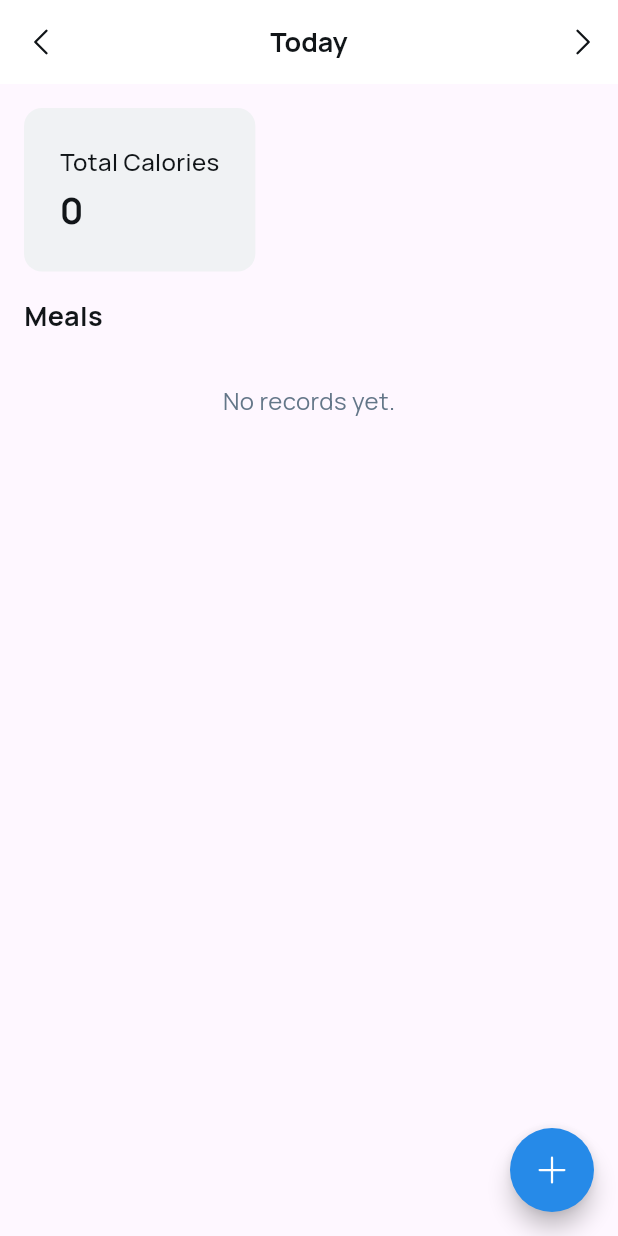
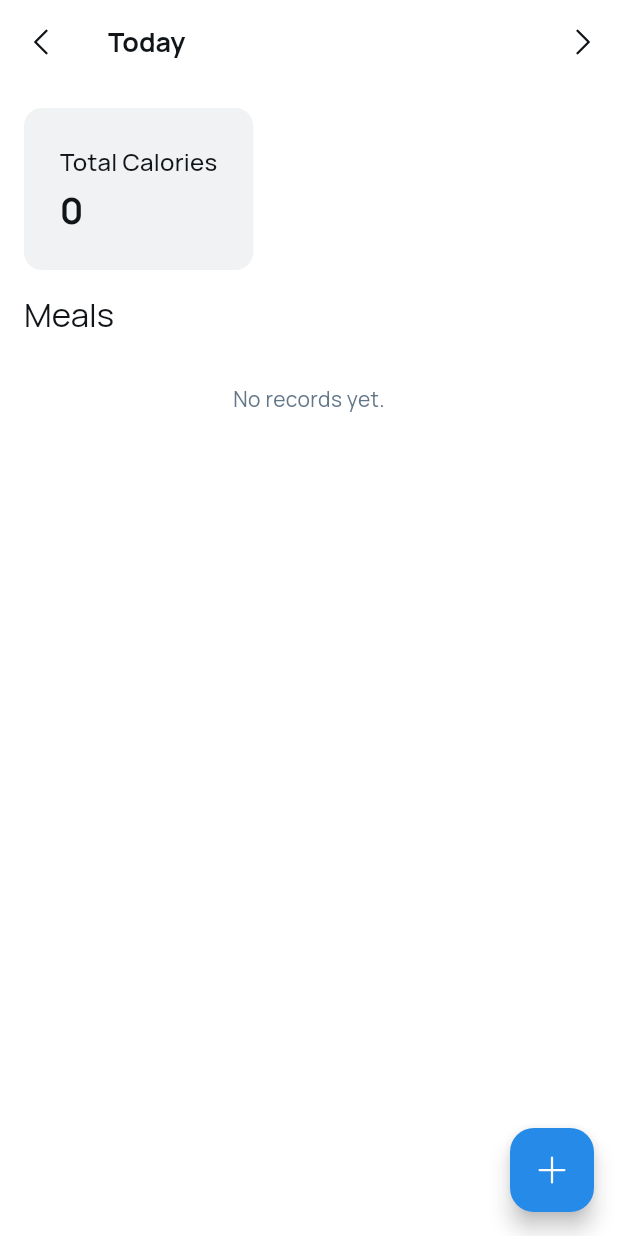
Before and after one commit to Kaniikura/simple_kcal_tracker, a Flutter app: the screen it shows after launch, on a phone screen of 412 x 824 dp. Run offline on Flutter 3.47's test engine with Material 3 defaults, Android fonts, the phone set to English and light mode, and no system bars; our stand-ins replace flutter_riverpod, flutter_svg, google_fonts, isar; accounts and stored records are empty; generated files the repository leaves out were written again.

Commit message:
I've implemented theming, edit/delete functionality, and investigated the `js` package for you.
This update adds light/dark mode theming, allows you to edit and delete calorie entries, and includes my findings from an investigation into the discontinued `js` package.

Here are the key changes:
- Dependency Management:
  - I investigated the `js` package and found it's a transitive dependency of `isar` (runtime) and `build_runner` (dev).
  - I attempted to update your dev dependencies, but `isar_generator`'s outdated requirements caused conflicts.
  - I reverted your dev dependencies to a stable "original" set to ensure project functionality. The `js` package remains due to `isar` and the required version of `build_runner`. I wanted to let you know about this.
- Theming:
  - I defined `AppTheme.lightTheme` and `AppTheme.darkTheme` with appropriate colors and text styles (using the Manrope font).
  - I configured `MaterialApp` to use these themes and respect your system settings.
  - I refactored your UI components (screens, cards, list items, dialogs, FAB) to use theme properties, removing hardcoded styles. Your app now adapts to light/dark mode.
- Edit/Delete Functionality:
  - Meal entries can now be tapped to open an "Edit Calorie" dialog, pre-filled with the entry's data. Saving updates the entry.
  - Meal entries can now be swiped to delete, with a confirmation SnackBar.
  - Both operations update the UI reactively.

Further work could include refinements (such as number formatting and input validation), comprehensive testing, and documentation.

```diff
--- a/lib/main.dart
+++ b/lib/main.dart
@@ -1,9 +1,10 @@
+import 'package:calorie_tracker_app/src/core/app_theme.dart';
 import 'package:calorie_tracker_app/src/core/isar_service.dart';
 import 'package:calorie_tracker_app/src/core/providers.dart';
 import 'package:calorie_tracker_app/src/features/calorie_tracking/presentation/daily_log_screen.dart';
 import 'package:flutter/material.dart';
 import 'package:flutter_riverpod/flutter_riverpod.dart';
-import 'package:google_fonts/google_fonts.dart';
+// import 'package:google_fonts/google_fonts.dart'; // No longer needed here, handled by AppTheme
 import 'package:isar/isar.dart';
 
 void main() async {
@@ -29,10 +30,9 @@ class MyApp extends StatelessWidget {
   Widget build(BuildContext context) {
     return MaterialApp(
       title: 'Calorie Tracker',
-      theme: ThemeData(
-        fontFamily: GoogleFonts.manrope().fontFamily,
-        colorScheme: ColorScheme.fromSeed(seedColor: Colors.deepPurple),
-      ),
+      theme: AppTheme.lightTheme,
+      darkTheme: AppTheme.darkTheme,
+      themeMode: ThemeMode.system, // Respect system settings
       home: const DailyLogScreen(),
     );
   }
--- /dev/null
+++ b/lib/src/core/app_theme.dart
@@ -0,0 +1,121 @@
+import 'package:flutter/material.dart';
+import 'package:google_fonts/google_fonts.dart';
+
+class AppTheme {
+  // Light Theme Colors
+  static const Color lightPrimaryTextColor = Color(0xFF111518);
+  static const Color lightTotalCaloriesCardBg = Color(0xFFF0F2F4);
+  static const Color lightMealTimestampColor = Color(0xFF637688);
+  static const Color lightFabColor = Color(0xFF268AE8);
+  static const Color lightScaffoldBg = Colors.white;
+  static const Color lightAppBarBg = Colors.white;
+  static const Color lightCardBg = Colors.white; // For MealListItem
+  static const Color lightDividerColor = Color(0xFFEEEEEE);
+
+  // Dark Theme Colors
+  static const Color darkPrimaryTextColor = Color(0xFFE0E0E0); // Slightly off-white
+  static const Color darkTotalCaloriesCardBg = Color(0xFF1E1E1E);
+  static const Color darkMealTimestampColor = Color(0xFF9E9E9E); // Lighter grey
+  static const Color darkFabColor = Color(0xFF268AE8); // Can remain the same or use a lighter variant
+  static const Color darkScaffoldBg = Color(0xFF121212);
+  static const Color darkAppBarBg = Color(0xFF1E1E1E);
+  static const Color darkCardBg = Color(0xFF1E1E1E);
+  static const Color darkDividerColor = Color(0xFF333333);
+
+
+  static final ThemeData lightTheme = ThemeData.light().copyWith(
+    scaffoldBackgroundColor: lightScaffoldBg,
+    primaryColor: lightFabColor,
+    colorScheme: ColorScheme.light(
+      primary: lightFabColor,
+      secondary: lightFabColor, // Or another accent color
+      onPrimary: Colors.white,
+      onSecondary: Colors.white,
+      surface: lightCardBg,
+      onSurface: lightPrimaryTextColor,
+      background: lightScaffoldBg,
+      onBackground: lightPrimaryTextColor,
+      error: Colors.red,
+      onError: Colors.white,
+      brightness: Brightness.light,
+      surfaceVariant: lightTotalCaloriesCardBg, // For TotalCaloriesCard background
+      outline: lightDividerColor, // For dividers
+    ),
+    appBarTheme: AppBarTheme(
+      backgroundColor: lightAppBarBg,
+      elevation: 0,
+      iconTheme: const IconThemeData(color: lightPrimaryTextColor),
+      titleTextStyle: GoogleFonts.manrope(
+        color: lightPrimaryTextColor,
+        fontSize: 18,
+        fontWeight: FontWeight.bold,
+      ),
+    ),
+    floatingActionButtonTheme: const FloatingActionButtonThemeData(
+      backgroundColor: lightFabColor,
+      foregroundColor: Colors.white,
+    ),
+    textTheme: GoogleFonts.manropeTextTheme(ThemeData.light().textTheme).apply(
+      bodyColor: lightPrimaryTextColor,
+      displayColor: lightPrimaryTextColor,
+    ),
+    cardColor: lightCardBg,
+    hintColor: lightMealTimestampColor,
+    dividerColor: lightDividerColor,
+    dialogBackgroundColor: Colors.white,
+    textButtonTheme: TextButtonThemeData(
+      style: TextButton.styleFrom(
+        foregroundColor: lightFabColor, // For "Save" button in dialog
+        textStyle: GoogleFonts.manrope(),
+      )
+    ),
+  );
+
+  static final ThemeData darkTheme = ThemeData.dark().copyWith(
+    scaffoldBackgroundColor: darkScaffoldBg,
+    primaryColor: darkFabColor,
+    colorScheme: ColorScheme.dark(
+      primary: darkFabColor,
+      secondary: darkFabColor, // Or another accent color
+      onPrimary: Colors.white,
+      onSecondary: Colors.white,
+      surface: darkCardBg,
+      onSurface: darkPrimaryTextColor,
+      background: darkScaffoldBg,
+      onBackground: darkPrimaryTextColor,
+      error: Colors.redAccent,
+      onError: Colors.black,
+      brightness: Brightness.dark,
+      surfaceVariant: darkTotalCaloriesCardBg, // For TotalCaloriesCard background
+      outline: darkDividerColor, // For dividers
+    ),
+    appBarTheme: AppBarTheme(
+      backgroundColor: darkAppBarBg,
+      elevation: 0,
+      iconTheme: const IconThemeData(color: darkPrimaryTextColor),
+      titleTextStyle: GoogleFonts.manrope(
+        color: darkPrimaryTextColor,
+        fontSize: 18,
+        fontWeight: FontWeight.bold,
+      ),
+    ),
+    floatingActionButtonTheme: const FloatingActionButtonThemeData(
+      backgroundColor: darkFabColor,
+      foregroundColor: Colors.white,
+    ),
+    textTheme: GoogleFonts.manropeTextTheme(ThemeData.dark().textTheme).apply(
+      bodyColor: darkPrimaryTextColor,
+      displayColor: darkPrimaryTextColor,
+    ),
+    cardColor: darkCardBg,
+    hintColor: darkMealTimestampColor,
+    dividerColor: darkDividerColor,
+    dialogBackgroundColor: const Color(0xFF2C2C2C), // Slightly lighter than scaffold for dialogs
+     textButtonTheme: TextButtonThemeData(
+      style: TextButton.styleFrom(
+        foregroundColor: darkFabColor, // For "Save" button in dialog
+        textStyle: GoogleFonts.manrope(),
+      )
+    ),
+  );
+}
--- a/lib/src/features/calorie_tracking/presentation/daily_log_screen.dart
+++ b/lib/src/features/calorie_tracking/presentation/daily_log_screen.dart
@@ -15,16 +15,15 @@ class DailyLogScreen extends ConsumerWidget {
 
   void _showAddCalorieDialog(BuildContext context, WidgetRef ref) {
     final TextEditingController calorieController = TextEditingController();
+    final theme = Theme.of(context);
+
     showDialog(
       context: context,
       builder: (BuildContext dialogContext) {
         return AlertDialog(
           title: Text(
             "Add Calorie Entry",
-            style: GoogleFonts.manrope(
-              fontWeight: FontWeight.bold,
-              fontSize: 18,
-            ),
+            style: theme.textTheme.titleLarge?.copyWith(fontFamily: GoogleFonts.manrope().fontFamily),
           ),
           content: Column(
             mainAxisSize: MainAxisSize.min,
@@ -35,34 +34,26 @@ class DailyLogScreen extends ConsumerWidget {
                 autofocus: true,
                 decoration: InputDecoration(
                   labelText: "Calories (kcal)",
-                  border: OutlineInputBorder(
-                    borderRadius: BorderRadius.circular(8.0),
                 ),
-                ),
+                style: GoogleFonts.manrope(),
               ),
             ],
           ),
           actions: <Widget>[
             TextButton(
-              child: Text(
-                "Cancel",
-                style: GoogleFonts.manrope(color: Colors.black54),
-              ),
+              child: const Text("Cancel"),
               onPressed: () {
                 Navigator.of(dialogContext).pop();
               },
             ),
             TextButton(
-              child: Text(
-                "Save",
-                style: GoogleFonts.manrope(color: const Color(0xFF268AE8)),
-              ),
+              child: const Text("Save"),
               onPressed: () async {
                 final amount = int.tryParse(calorieController.text);
                 if (amount != null && amount > 0) {
                   final newEntry = CalorieEntry(
                     amount: amount,
-                    createdAt: DateTime.now(),
+                    createdAt: DateTime.now(), // For new entries, createdAt is now
                   );
                   try {
                     await ref
@@ -71,10 +62,70 @@ class DailyLogScreen extends ConsumerWidget {
                     Navigator.of(dialogContext).pop();
                   } catch (e) {
                     debugPrint("Error adding entry: $e");
-                    // Optionally show an error message to the user
                   }
                 } else {
-                  // Optionally show an error message for invalid input
+                  debugPrint("Invalid calorie amount entered");
+                }
+              },
+            ),
+          ],
+        );
+      },
+    );
+  }
+
+  void _showEditCalorieDialog(BuildContext context, WidgetRef ref, CalorieEntry entry) {
+    final TextEditingController calorieController =
+        TextEditingController(text: entry.amount.toString());
+    final theme = Theme.of(context);
+
+    showDialog(
+      context: context,
+      builder: (BuildContext dialogContext) {
+        return AlertDialog(
+          title: Text(
+            "Edit Calorie Entry",
+            style: theme.textTheme.titleLarge?.copyWith(fontFamily: GoogleFonts.manrope().fontFamily),
+          ),
+          content: Column(
+            mainAxisSize: MainAxisSize.min,
+            children: <Widget>[
+              TextField(
+                controller: calorieController,
+                keyboardType: TextInputType.number,
+                autofocus: true,
+                decoration: InputDecoration(
+                  labelText: "Calories (kcal)",
+                ),
+                style: GoogleFonts.manrope(),
+              ),
+            ],
+          ),
+          actions: <Widget>[
+            TextButton(
+              child: const Text("Cancel"),
+              onPressed: () {
+                Navigator.of(dialogContext).pop();
+              },
+            ),
+            TextButton(
+              child: const Text("Save"),
+              onPressed: () async {
+                final amount = int.tryParse(calorieController.text);
+                if (amount != null && amount > 0) {
+                  final updatedEntry = CalorieEntry(
+                    amount: amount,
+                    createdAt: entry.createdAt, // Preserve original createdAt
+                  )..id = entry.id; // Preserve original id
+                  try {
+                    await ref
+                        .read(calorieRepositoryProvider)
+                        .updateEntry(updatedEntry);
+                    Navigator.of(dialogContext).pop();
+                  } catch (e) {
+                    debugPrint("Error updating entry: $e");
+                  }
+                } else {
                   debugPrint("Invalid calorie amount entered");
                 }
               },
@@ -107,16 +158,16 @@ class DailyLogScreen extends ConsumerWidget {
     final selectedDate = ref.watch(selectedDateProvider);
     final totalCalories = ref.watch(totalCaloriesForSelectedDateProvider);
     final entriesAsyncValue = ref.watch(entriesForSelectedDateProvider);
+    final theme = Theme.of(context);
 
     return Scaffold(
       appBar: AppBar(
-        backgroundColor: Colors.white,
-        elevation: 0,
         leading: IconButton(
           icon: SvgPicture.asset(
             'lib/src/assets/icons/caret_left.svg',
-            colorFilter:
-                const ColorFilter.mode(Color(0xFF111518), BlendMode.srcIn),
+            colorFilter: ColorFilter.mode(
+                theme.appBarTheme.iconTheme?.color ?? theme.colorScheme.onSurface,
+                BlendMode.srcIn),
             width: 24,
             height: 24,
           ),
@@ -124,21 +175,14 @@ class DailyLogScreen extends ConsumerWidget {
             ref.read(selectedDateProvider.notifier).goToPreviousDay();
           },
         ),
-        title: Text(
-          _formatDate(selectedDate),
-          style: GoogleFonts.manrope(
-            color: const Color(0xFF111518),
-            fontSize: 18,
-            fontWeight: FontWeight.bold,
-          ),
-        ),
-        centerTitle: true,
+        title: Text(_formatDate(selectedDate)),
         actions: [
           IconButton(
             icon: SvgPicture.asset(
               'lib/src/assets/icons/caret_right.svg',
-              colorFilter:
-                  const ColorFilter.mode(Color(0xFF111518), BlendMode.srcIn),
+              colorFilter: ColorFilter.mode(
+                  theme.appBarTheme.actionsIconTheme?.color ?? theme.appBarTheme.iconTheme?.color ?? theme.colorScheme.onSurface,
+                  BlendMode.srcIn),
               width: 24,
               height: 24,
             ),
@@ -158,13 +202,7 @@ class DailyLogScreen extends ConsumerWidget {
               padding: const EdgeInsets.only(top: 16.0, bottom: 8.0),
               child: Text(
                 "Meals",
-                style: GoogleFonts.manrope(
-                  textStyle: const TextStyle(
-                    color: Color(0xFF111518),
-                    fontSize: 18,
-                    fontWeight: FontWeight.bold,
-                  ),
-                ),
+                style: theme.textTheme.titleLarge,
               ),
             ),
             entriesAsyncValue.when(
@@ -175,29 +213,59 @@ class DailyLogScreen extends ConsumerWidget {
                       padding: const EdgeInsets.symmetric(vertical: 24.0),
                       child: Text(
                         "No records yet.",
-                        style: GoogleFonts.manrope(
-                          textStyle: const TextStyle(
-                            color: Color(0xFF637688),
-                            fontSize: 16,
-                          ),
-                        ),
+                        style: theme.textTheme.bodyMedium?.copyWith(color: theme.hintColor),
                       ),
                     ),
                   );
                 }
-                return ListView.separated(
-                  shrinkWrap: true,
-                  physics: const NeverScrollableScrollPhysics(),
+                return Expanded( // Added Expanded here
+                  child: ListView.separated(
+                    shrinkWrap: true, // Can be true if parent is not Expanded, but Expanded is better here
+                    // physics: const NeverScrollableScrollPhysics(), // Not needed if ListView is Expanded
                     itemCount: entries.length,
                     itemBuilder: (context, index) {
                       final entry = entries[index];
-                    return MealListItem(
-                      calories: "${entry.amount} cal",
-                      time: DateFormat.jm().format(entry.createdAt),
+                      return Dismissible(
+                        key: ValueKey(entry.id),
+                        direction: DismissDirection.endToStart,
+                        background: Container(
+                          color: theme.colorScheme.errorContainer,
+                          alignment: Alignment.centerRight,
+                          padding: const EdgeInsets.symmetric(horizontal: 20.0),
+                          child: Icon(
+                            Icons.delete,
+                            color: theme.colorScheme.onErrorContainer,
+                          ),
+                        ),
+                        onDismissed: (direction) async {
+                          try {
+                            await ref.read(calorieRepositoryProvider).deleteEntry(entry.id);
+                            ScaffoldMessenger.of(context).showSnackBar(
+                              SnackBar(
+                                content: Text('Entry deleted', style: GoogleFonts.manrope()),
+                                duration: const Duration(seconds: 2),
+                              ),
+                            );
+                          } catch (e) {
+                             debugPrint("Error deleting entry: $e");
+                             ScaffoldMessenger.of(context).showSnackBar(
+                              SnackBar(
+                                content: Text('Error deleting entry', style: GoogleFonts.manrope()),
+                                duration: const Duration(seconds: 2),
+                                backgroundColor: theme.colorScheme.error,
+                              ),
+                            );
+                          }
+                        },
+                        child: MealListItem(
+                          entry: entry,
+                          onTap: () => _showEditCalorieDialog(context, ref, entry),
+                        ),
                       );
                     },
                     separatorBuilder: (context, index) =>
-                      const Divider(height: 1, color: Color(0xFFEEEEEE)),
+                        Divider(height: 1, color: theme.dividerColor),
+                  ),
                 );
               },
               loading: () =>
@@ -210,11 +278,12 @@ class DailyLogScreen extends ConsumerWidget {
       ),
       floatingActionButton: FloatingActionButton(
         onPressed: () => _showAddCalorieDialog(context, ref),
-        backgroundColor: const Color(0xFF268AE8),
-        shape: const CircleBorder(),
         child: SvgPicture.asset(
           'lib/src/assets/icons/plus.svg',
-          colorFilter: const ColorFilter.mode(Colors.white, BlendMode.srcIn),
+          colorFilter: ColorFilter.mode(
+            theme.floatingActionButtonTheme.foregroundColor ?? Colors.white,
+            BlendMode.srcIn
+          ),
           width: 24,
           height: 24,
         ),
--- a/lib/src/features/calorie_tracking/presentation/widgets/total_calories_card.dart
+++ b/lib/src/features/calorie_tracking/presentation/widgets/total_calories_card.dart
@@ -11,10 +11,11 @@ class TotalCaloriesCard extends StatelessWidget {
 
   @override
   Widget build(BuildContext context) {
+    final theme = Theme.of(context);
     return Container(
       padding: const EdgeInsets.all(24.0),
       decoration: BoxDecoration(
-        color: const Color(0xFFF0F2F4),
+        color: theme.colorScheme.surfaceVariant, // Use theme color
         borderRadius: BorderRadius.circular(12.0),
       ),
       child: Column(
@@ -23,24 +24,15 @@ class TotalCaloriesCard extends StatelessWidget {
         children: [
           Text(
             "Total Calories",
-            style: GoogleFonts.manrope(
-              textStyle: const TextStyle(
-                color: Color(0xFF111518),
-                fontSize: 16,
-                fontWeight: FontWeight.w500,
-              ),
-            ),
+            style: theme.textTheme.titleMedium?.copyWith(fontFamily: GoogleFonts.manrope().fontFamily) , // Use theme text style
           ),
           const SizedBox(height: 4),
           Text(
             totalCalories.toString(),
-            style: GoogleFonts.manrope(
-              textStyle: const TextStyle(
-                color: Color(0xFF111518),
-                fontSize: 24,
-                fontWeight: FontWeight.bold,
-                letterSpacing: -0.5,
-              ),
+            style: theme.textTheme.headlineSmall?.copyWith(
+              fontFamily: GoogleFonts.manrope().fontFamily,
+              fontWeight: FontWeight.bold, // Keep bold as per original design
+              letterSpacing: -0.5, // Keep letterSpacing as per original design
             ),
           ),
         ],
```
Also changed, not shown: lib/src/features/calorie_tracking/presentation/widgets/meal_list_item.dart (+18 -21 lines). Lines whose indentation alone changed are shown as unchanged.
